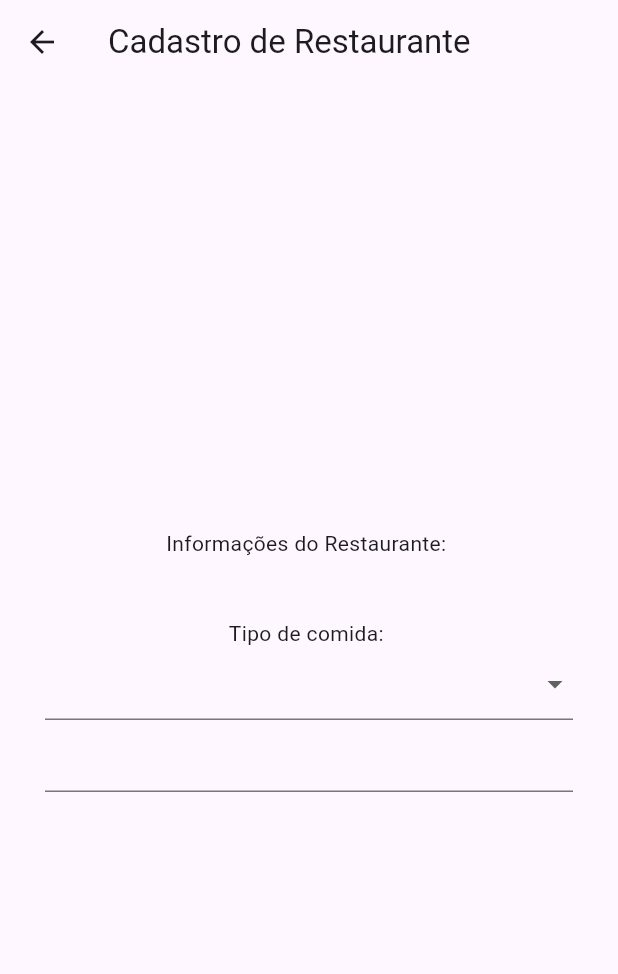
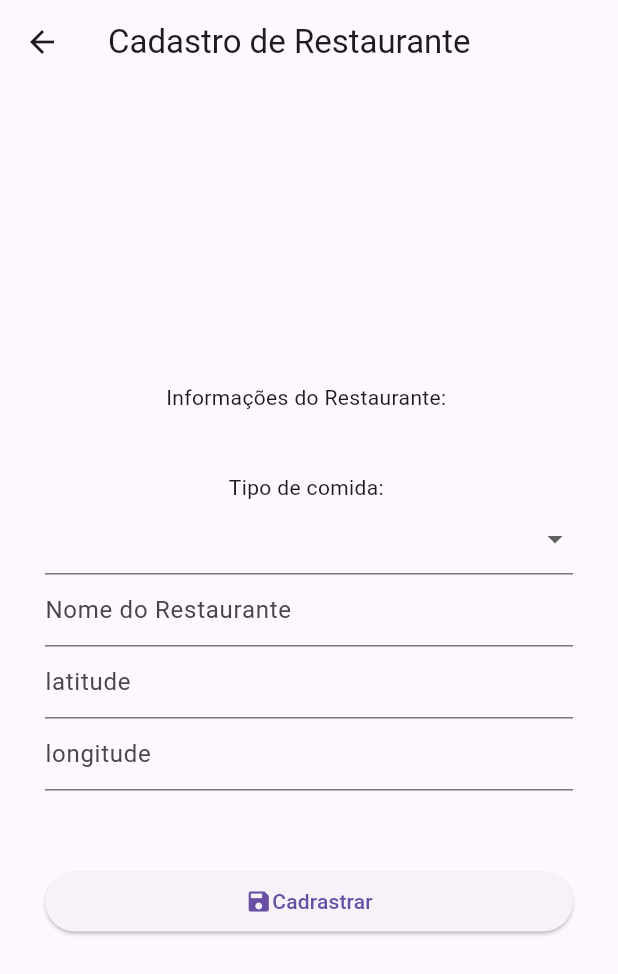
Before and after one commit to Graziely-Santos/mimpedir, a Flutter app: the TelaCadRestaurante screen opened directly, on a phone screen of 412 x 824 dp. Shown: the top 974 px of the screen. Run offline on Flutter 3.47's test engine with Material 3 defaults, Android fonts, the phone set to English and light mode, and no system bars; our stand-ins replace sqflite; accounts and stored records are empty.

Commit message:
fazendo a tela editar restaurante e terminando tela cadastro restaurante

```diff
--- a/lib/banco/database_helper.dart
+++ b/lib/banco/database_helper.dart
@@ -5,7 +5,7 @@ import 'package:path_provider/path_provider.dart';
 import 'package:sqflite/sqflite.dart';
 
 class DatabaseHelper {
-  static final _nomeBanco = 'Solucao_Completo.db';
+  static final _nomeBanco = 'Solucao_Completa.db';
   static Database? _db;
 
   static Future<Database> getDataBase() async{
--- a/lib/tela_cad_restaurante.dart
+++ b/lib/tela_cad_restaurante.dart
@@ -22,9 +22,27 @@ class TelaCadRestaurante extends StatelessWidget{
                ],
                  onChanged: (value){}),
              TextFormField(
-               decoration: const InputDecoration()
-             )
-          ],
+               decoration: const InputDecoration(hintText: 'Nome do Restaurante'),
+               validator: (String? value) {},
+             ),
+             TextFormField(
+               decoration: const InputDecoration(hintText: 'latitude'),
+               validator: (String? value) {},
+             ),
+             TextFormField(
+               decoration: const InputDecoration(hintText: 'longitude'),
+               validator: (String? value) {},
+             ),
+             SizedBox(height: 50),
+             ElevatedButton(onPressed: (){}, child: Row(
+                mainAxisAlignment: MainAxisAlignment.center,
+                 children: [
+                   Icon(Icons.save),
+                   Text("Cadrastrar")
+                 ],
+             ),
+             ),
+           ],
          ),
       ),
     );
```
Also changed, not shown: lib/tela_edi_restaurante.dart (added).
